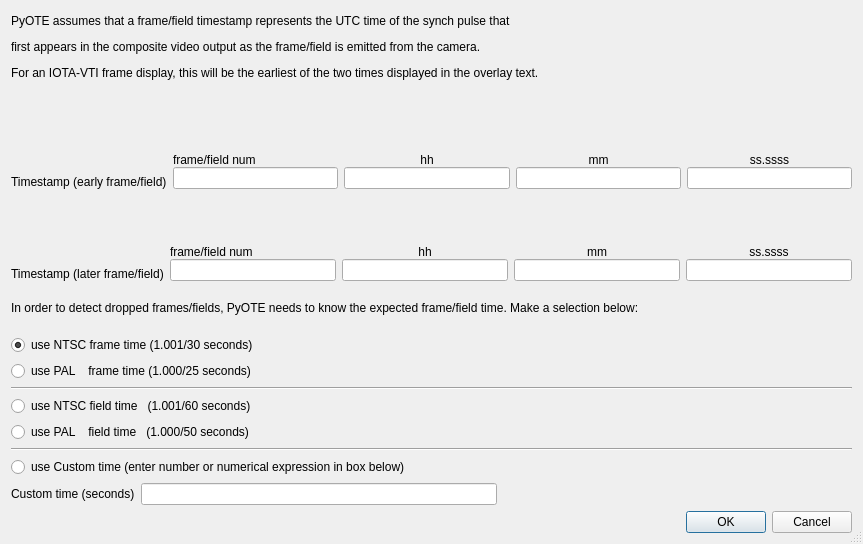
The window that src/pyoteapp/timestamp_dialog_alt.ui (bob-anderson-ok/py-ote) describes before a commit, drawn with Qt 5.
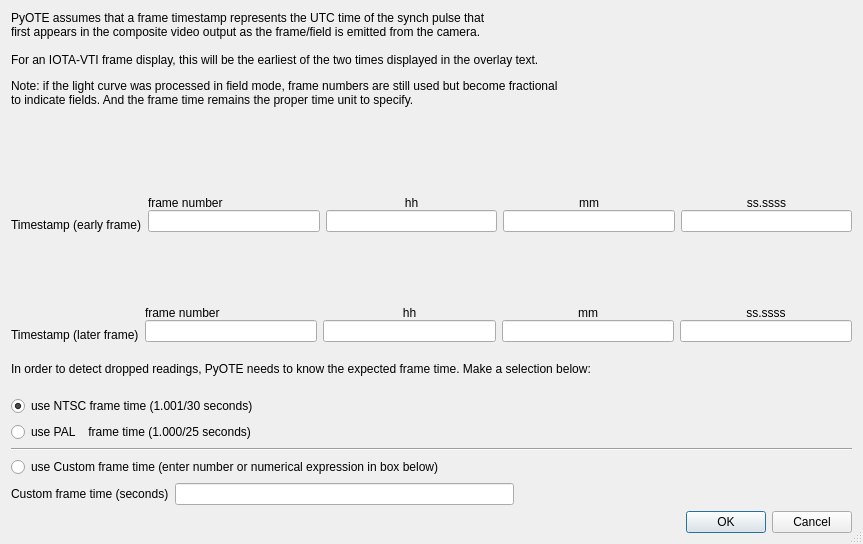
The same window after the commit.

```diff
--- a/src/pyoteapp/timestamp_dialog_alt.ui
+++ b/src/pyoteapp/timestamp_dialog_alt.ui
@@ -28,7 +28,7 @@
      <item>
       <widget class="QLabel" name="label_13">
        <property name="text">
-        <string>&lt;html&gt;&lt;head/&gt;&lt;body&gt;&lt;p&gt;PyOTE assumes that a frame/field timestamp represents the UTC time of the synch pulse that &lt;/p&gt;&lt;p&gt;first appears in the composite video output as the frame/field is emitted from the camera. &lt;/p&gt;&lt;p&gt;For an IOTA-VTI frame display, this will be the earliest of the two times displayed in the overlay text.&lt;br/&gt;&lt;/p&gt;&lt;/body&gt;&lt;/html&gt;</string>
+        <string>&lt;html&gt;&lt;head/&gt;&lt;body&gt;&lt;p&gt;PyOTE assumes that a frame timestamp represents the UTC time of the synch pulse that &lt;br/&gt;first appears in the composite video output as the frame/field is emitted from the camera. &lt;br/&gt;&lt;br/&gt;For an IOTA-VTI frame display, this will be the earliest of the two times displayed in the overlay text.&lt;/p&gt;&lt;p&gt;Note: if the light curve was processed in field mode, frame numbers are still used but become fractional&lt;br/&gt;to indicate fields.  And the frame time remains the proper time unit to specify.&lt;br/&gt;&lt;/p&gt;&lt;/body&gt;&lt;/html&gt;</string>
        </property>
       </widget>
      </item>
@@ -39,7 +39,7 @@
      <item>
       <widget class="QLabel" name="label_14">
        <property name="text">
-        <string>&lt;html&gt;&lt;head/&gt;&lt;body&gt;&lt;p&gt;&lt;br/&gt;In order to detect dropped frames/fields, PyOTE needs to know the expected frame/field time. Make a selection below:&lt;br/&gt;&lt;/p&gt;&lt;/body&gt;&lt;/html&gt;</string>
+        <string>&lt;html&gt;&lt;head/&gt;&lt;body&gt;&lt;p&gt;&lt;br/&gt;In order to detect dropped readings, PyOTE needs to know the expected frame time. Make a selection below:&lt;br/&gt;&lt;/p&gt;&lt;/body&gt;&lt;/html&gt;</string>
        </property>
       </widget>
      </item>
@@ -60,27 +60,6 @@
        </property>
       </widget>
      </item>
-     <item>
-      <widget class="Line" name="line">
-       <property name="orientation">
-        <enum>Qt::Horizontal</enum>
-       </property>
-      </widget>
-     </item>
-     <item>
-      <widget class="QRadioButton" name="radioButtonNTSCfield">
-       <property name="text">
-        <string>use NTSC field time   (1.001/60 seconds)</string>
-       </property>
-      </widget>
-     </item>
-     <item>
-      <widget class="QRadioButton" name="radioButtonPALfield">
-       <property name="text">
-        <string>use PAL    field time   (1.000/50 seconds)</string>
-       </property>
-      </widget>
-     </item>
      <item>
       <widget class="Line" name="line_2">
        <property name="orientation">
@@ -94,7 +73,7 @@
         <enum>Qt::LeftToRight</enum>
        </property>
        <property name="text">
-        <string>use Custom time (enter number or numerical expression in box below)</string>
+        <string>use Custom frame time (enter number or numerical expression in box below)</string>
        </property>
       </widget>
      </item>
@@ -105,7 +84,7 @@
      <item>
       <widget class="QLabel" name="label_9">
        <property name="text">
-        <string>&lt;html&gt;&lt;head/&gt;&lt;body&gt;&lt;p&gt;Timestamp (early frame/field)&lt;/p&gt;&lt;/body&gt;&lt;/html&gt;</string>
+        <string>&lt;html&gt;&lt;head/&gt;&lt;body&gt;&lt;p&gt;Timestamp (early frame)&lt;/p&gt;&lt;/body&gt;&lt;/html&gt;</string>
        </property>
        <property name="alignment">
         <set>Qt::AlignBottom|Qt::AlignLeading|Qt::AlignLeft</set>
@@ -122,7 +101,7 @@
          <item>
           <widget class="QLabel" name="label">
            <property name="text">
-            <string>frame/field num</string>
+            <string>frame number</string>
            </property>
            <property name="alignment">
             <set>Qt::AlignBottom|Qt::AlignLeading|Qt::AlignLeft</set>
@@ -203,7 +182,7 @@
      <item>
       <widget class="QLabel" name="label_10">
        <property name="text">
-        <string>&lt;html&gt;&lt;head/&gt;&lt;body&gt;&lt;p&gt;Timestamp (later frame/field)&lt;/p&gt;&lt;/body&gt;&lt;/html&gt;</string>
+        <string>&lt;html&gt;&lt;head/&gt;&lt;body&gt;&lt;p&gt;Timestamp (later frame)&lt;/p&gt;&lt;/body&gt;&lt;/html&gt;</string>
        </property>
        <property name="alignment">
         <set>Qt::AlignBottom|Qt::AlignLeading|Qt::AlignLeft</set>
@@ -220,7 +199,7 @@
          <item>
           <widget class="QLabel" name="label_5">
            <property name="text">
-            <string>frame/field num</string>
+            <string>frame number</string>
            </property>
            <property name="alignment">
             <set>Qt::AlignBottom|Qt::AlignLeading|Qt::AlignLeft</set>
@@ -311,7 +290,7 @@
      <item>
       <widget class="QLabel" name="label_11">
        <property name="text">
-        <string>Custom time (seconds)</string>
+        <string>&lt;html&gt;&lt;head/&gt;&lt;body&gt;&lt;p&gt;Custom frame time (seconds)&lt;/p&gt;&lt;/body&gt;&lt;/html&gt;</string>
        </property>
        <property name="alignment">
         <set>Qt::AlignLeading|Qt::AlignLeft|Qt::AlignVCenter</set>
```
